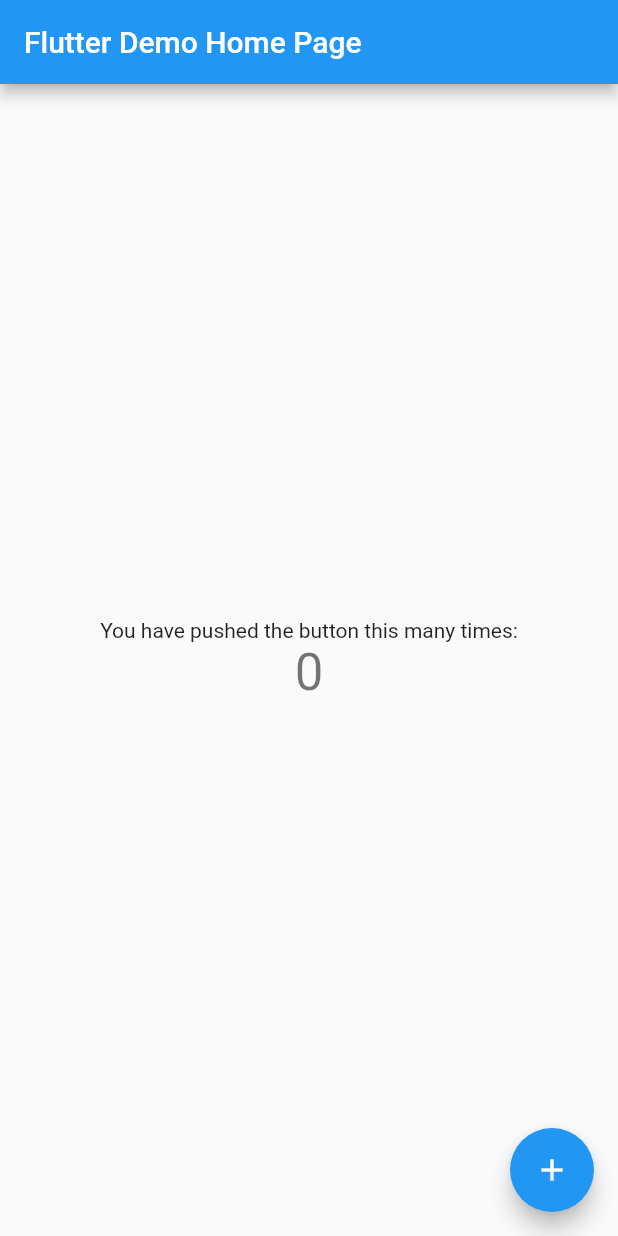
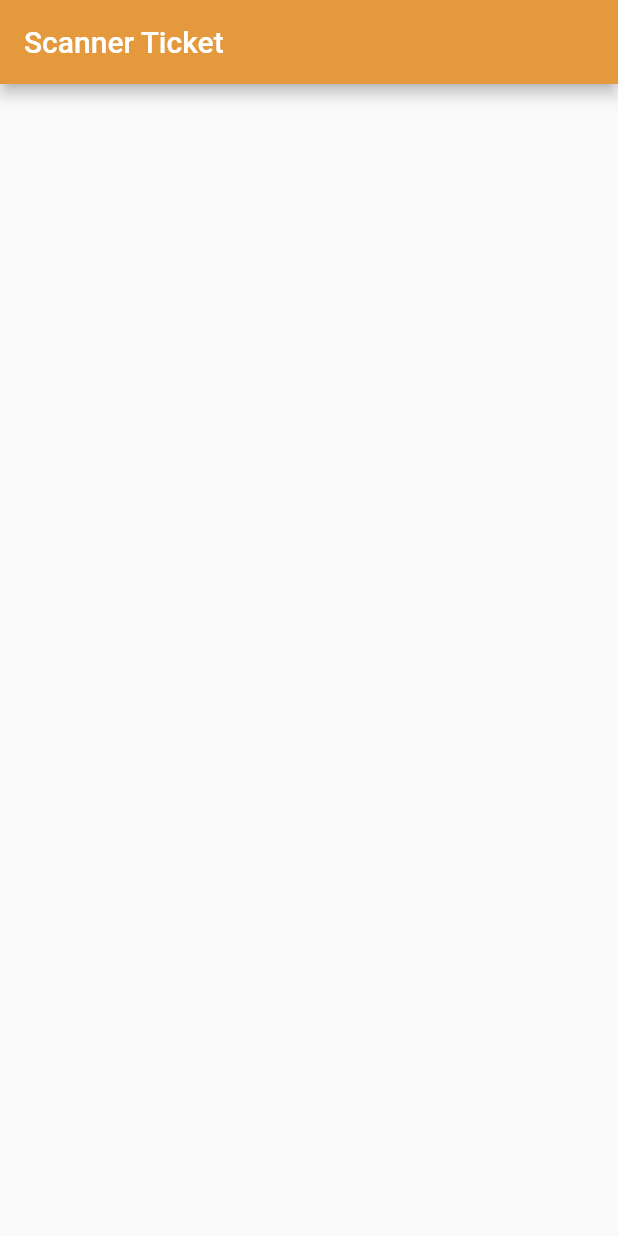
Before and after one commit to roro-dev/scanner_fatboar, a Flutter app: the screen it shows after launch, on a phone screen of 412 x 824 dp. Run offline on Flutter 3.47's test engine with Material 2 defaults, Android fonts, the phone set to English and light mode, and no system bars.

Commit message:
first layout

```diff
--- a/lib/main.dart
+++ b/lib/main.dart
@@ -3,109 +3,34 @@ import 'package:flutter/material.dart';
 void main() => runApp(MyApp());
 
 class MyApp extends StatelessWidget {
-  // This widget is the root of your application.
   @override
   Widget build(BuildContext context) {
     return MaterialApp(
-      title: 'Flutter Demo',
+      title: 'Scan FatBoar',
       theme: ThemeData(
-        // This is the theme of your application.
-        //
-        // Try running your application with "flutter run". You'll see the
-        // application has a blue toolbar. Then, without quitting the app, try
-        // changing the primarySwatch below to Colors.green and then invoke
-        // "hot reload" (press "r" in the console where you ran "flutter run",
-        // or simply save your changes to "hot reload" in a Flutter IDE).
-        // Notice that the counter didn't reset back to zero; the application
-        // is not restarted.
         primarySwatch: Colors.blue,
       ),
-      home: MyHomePage(title: 'Flutter Demo Home Page'),
+      home: MyScanner(),
     );
   }
 }
 
-class MyHomePage extends StatefulWidget {
-  MyHomePage({Key key, this.title}) : super(key: key);
-
-  // This widget is the home page of your application. It is stateful, meaning
-  // that it has a State object (defined below) that contains fields that affect
-  // how it looks.
-
-  // This class is the configuration for the state. It holds the values (in this
-  // case the title) provided by the parent (in this case the App widget) and
-  // used by the build method of the State. Fields in a Widget subclass are
-  // always marked "final".
-
-  final String title;
+class MyScanner extends StatefulWidget
+{
+  MyScanner({Key key}) : super(key: key);
 
   @override
-  _MyHomePageState createState() => _MyHomePageState();
+  _MyScannerState createState() =>  _MyScannerState();
 }
 
-class _MyHomePageState extends State<MyHomePage> {
-  int _counter = 0;
-
-  void _incrementCounter() {
-    setState(() {
-      // This call to setState tells the Flutter framework that something has
-      // changed in this State, which causes it to rerun the build method below
-      // so that the display can reflect the updated values. If we changed
-      // _counter without calling setState(), then the build method would not be
-      // called again, and so nothing would appear to happen.
-      _counter++;
-    });
-  }
-
+class _MyScannerState extends State<MyScanner>{
   @override
   Widget build(BuildContext context) {
-    // This method is rerun every time setState is called, for instance as done
-    // by the _incrementCounter method above.
-    //
-    // The Flutter framework has been optimized to make rerunning build methods
-    // fast, so that you can just rebuild anything that needs updating rather
-    // than having to individually change instances of widgets.
     return Scaffold(
       appBar: AppBar(
-        // Here we take the value from the MyHomePage object that was created by
-        // the App.build method, and use it to set our appbar title.
-        title: Text(widget.title),
+        backgroundColor: Color(0xffE4993D),
+        title: Text('Scanner Ticket'),
       ),
-      body: Center(
-        // Center is a layout widget. It takes a single child and positions it
-        // in the middle of the parent.
-        child: Column(
-          // Column is also a layout widget. It takes a list of children and
-          // arranges them vertically. By default, it sizes itself to fit its
-          // children horizontally, and tries to be as tall as its parent.
-          //
-          // Invoke "debug painting" (press "p" in the console, choose the
-          // "Toggle Debug Paint" action from the Flutter Inspector in Android
-          // Studio, or the "Toggle Debug Paint" command in Visual Studio Code)
-          // to see the wireframe for each widget.
-          //
-          // Column has various properties to control how it sizes itself and
-          // how it positions its children. Here we use mainAxisAlignment to
-          // center the children vertically; the main axis here is the vertical
-          // axis because Columns are vertical (the cross axis would be
-          // horizontal).
-          mainAxisAlignment: MainAxisAlignment.center,
-          children: <Widget>[
-            Text(
-              'You have pushed the button this many times:',
-            ),
-            Text(
-              '$_counter',
-              style: Theme.of(context).textTheme.display1,
-            ),
-          ],
-        ),
-      ),
-      floatingActionButton: FloatingActionButton(
-        onPressed: _incrementCounter,
-        tooltip: 'Increment',
-        child: Icon(Icons.add),
-      ), // This trailing comma makes auto-formatting nicer for build methods.
     );
   }
 }
```
